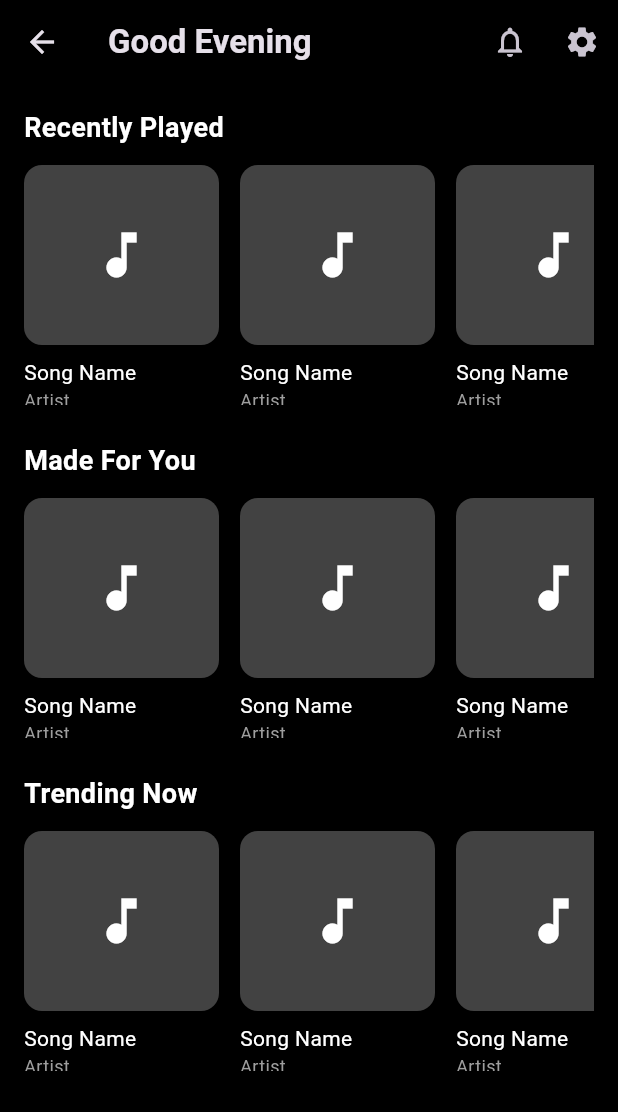
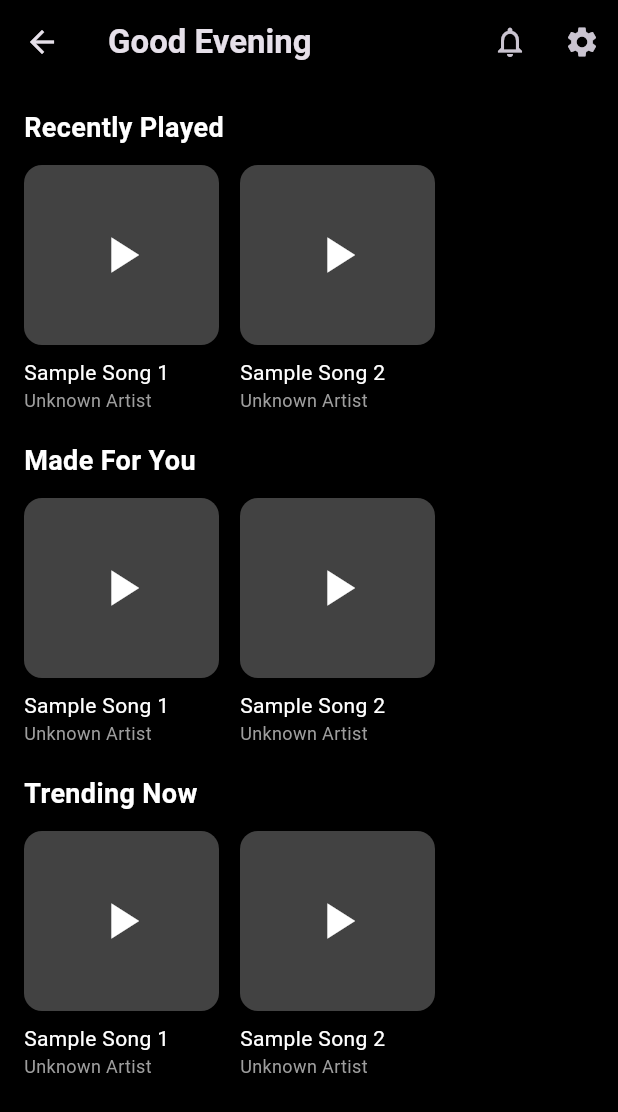
Before and after one commit to NIGHTWALKER3/NWMusic-App, a Flutter app: the HomeScreen screen opened directly, on a phone screen of 412 x 824 dp. Shown: the top 1112 px of the screen. Run offline on Flutter 3.47's test engine with Material 3 defaults, Android fonts, the phone set to English and light mode, and no system bars; our stand-ins replace just_audio; network calls fail.

Commit message:
Update home_screen.dart

```diff
--- a/lib/screens/home_screen.dart
+++ b/lib/screens/home_screen.dart
@@ -1,5 +1,6 @@
 import 'package:flutter/material.dart';
 import '../widgets/mini_player.dart';
+import '../player/audio_player.dart';
 
 class HomeScreen extends StatelessWidget {
   const HomeScreen({super.key});
@@ -65,13 +66,39 @@ class HomeScreen extends StatelessWidget {
   }
 
   Widget _horizontalSongs() {
+    // TEMP SAMPLE SONGS (replace with API later)
+    final songs = [
+      {
+        "name": "Sample Song 1",
+        "artist_name": "Unknown Artist",
+        "url":
+            "https://www.soundhelix.com/examples/mp3/SoundHelix-Song-1.mp3",
+        "image": null,
+        "album_image": null,
+      },
+      {
+        "name": "Sample Song 2",
+        "artist_name": "Unknown Artist",
+        "url":
+            "https://www.soundhelix.com/examples/mp3/SoundHelix-Song-2.mp3",
+        "image": null,
+        "album_image": null,
+      },
+    ];
+
     return SizedBox(
       height: 160,
       child: ListView.builder(
         scrollDirection: Axis.horizontal,
-        itemCount: 10,
+        itemCount: songs.length,
         itemBuilder: (context, index) {
-          return Container(
+          final song = songs[index];
+
+          return GestureDetector(
+            onTap: () {
+              AppAudioPlayer.playSong(song, songs);
+            },
+            child: Container(
               width: 130,
               margin: const EdgeInsets.only(right: 14),
               child: Column(
@@ -84,7 +111,7 @@ class HomeScreen extends StatelessWidget {
                       color: Colors.grey.shade800,
                       child: const Center(
                         child: Icon(
-                        Icons.music_note,
+                          Icons.play_arrow,
                           size: 40,
                           color: Colors.white,
                         ),
@@ -92,22 +119,23 @@ class HomeScreen extends StatelessWidget {
                     ),
                   ),
                   const SizedBox(height: 8),
-                const Text(
-                  "Song Name",
+                  Text(
+                    song['name'],
                     maxLines: 1,
                     overflow: TextOverflow.ellipsis,
-                  style: TextStyle(color: Colors.white),
+                    style: const TextStyle(color: Colors.white),
                   ),
-                const Text(
-                  "Artist",
+                  Text(
+                    song['artist_name'],
                     maxLines: 1,
                     overflow: TextOverflow.ellipsis,
-                  style: TextStyle(
+                    style: const TextStyle(
                       color: Colors.grey,
                       fontSize: 12,
                     ),
                   ),
                 ],
+              ),
             ),
           );
         },
```
Lines whose indentation alone changed are shown as unchanged.
